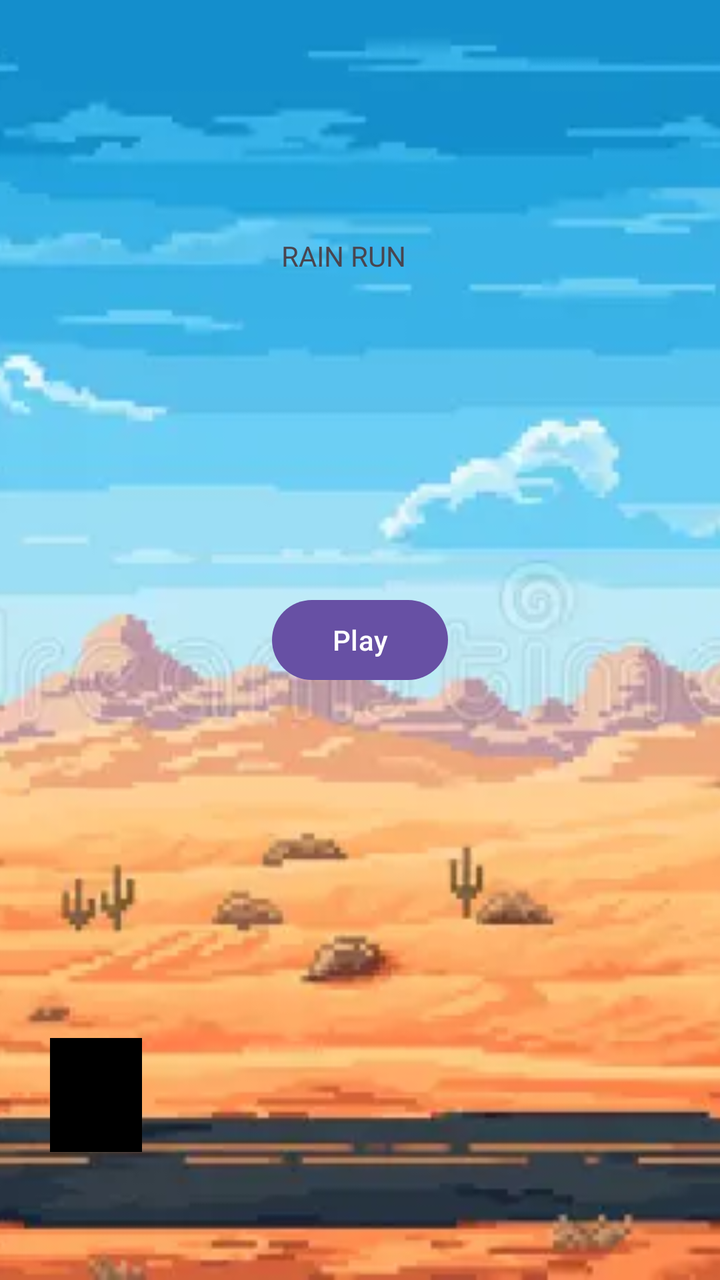
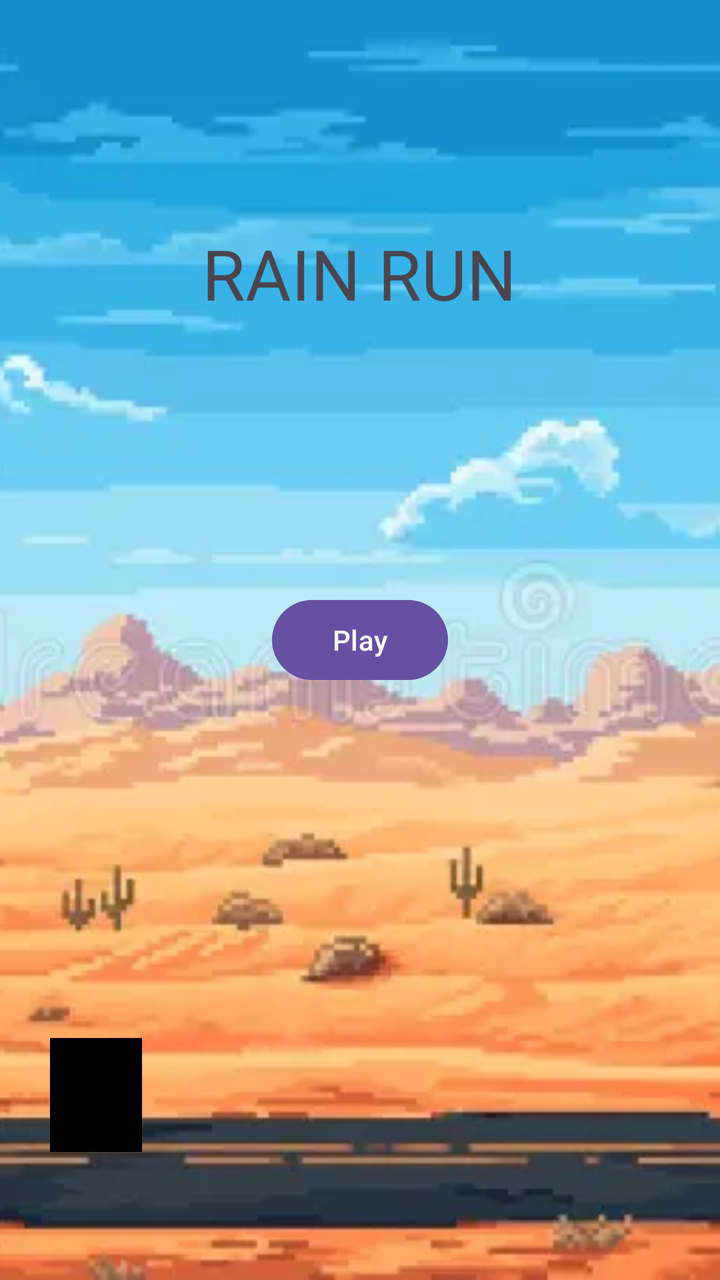

An Android layout rendered at two revisions. The XML below is the earlier revision; the diff shows what the commit changed to produce the second picture.
<!-- AndroidManifest.xml: application theme Theme.RainRun -->
<!-- res/layout/activity_main.xml -->
<?xml version="1.0" encoding="utf-8"?>
<androidx.constraintlayout.widget.ConstraintLayout xmlns:android="http://schemas.android.com/apk/res/android"
    xmlns:app="http://schemas.android.com/apk/res-auto"
    xmlns:tools="http://schemas.android.com/tools"
    android:id="@+id/main"
    android:layout_width="match_parent"
    android:layout_height="match_parent"
    tools:context=".MainActivity">

    <ImageView
        android:id="@+id/imageView"
        android:layout_width="match_parent"
        android:layout_height="match_parent"
        android:scaleType="centerCrop"
        app:layout_constraintBottom_toBottomOf="parent"
        app:layout_constraintEnd_toEndOf="parent"
        app:layout_constraintHorizontal_bias="0.0"
        app:layout_constraintStart_toStartOf="parent"
        app:layout_constraintTop_toTopOf="parent"
        app:layout_constraintVertical_bias="0.0"
        app:srcCompat="@drawable/desrt" />

    <Button
        android:id="@+id/button2"
        android:layout_width="wrap_content"
        android:layout_height="wrap_content"
        android:text="Play"
        app:layout_constraintBottom_toBottomOf="parent"
        app:layout_constraintEnd_toEndOf="parent"
        app:layout_constraintStart_toStartOf="parent"
        app:layout_constraintTop_toTopOf="parent" />

    <TextView
        android:id="@+id/textView"
        android:layout_width="78dp"
        android:layout_height="20dp"
        android:text="RAIN RUN"
        app:layout_constraintBottom_toBottomOf="parent"
        app:layout_constraintEnd_toEndOf="parent"
        app:layout_constraintHorizontal_bias="0.499"
        app:layout_constraintStart_toStartOf="parent"
        app:layout_constraintTop_toTopOf="parent"
        app:layout_constraintVertical_bias="0.191" />

    <View
        android:id="@+id/view"
        android:layout_width="46dp"
        android:layout_height="57dp"
        android:layout_marginStart="25dp"
        android:background="@color/black"
        app:layout_constraintStart_toStartOf="parent"
        app:layout_constraintBottom_toTopOf="@id/guideline3" />

    <androidx.constraintlayout.widget.Guideline
        android:id="@+id/guideline3"
        android:layout_width="wrap_content"
        android:layout_height="wrap_content"
        android:orientation="horizontal"
        app:layout_constraintGuide_percent="0.9"/>
</androidx.constraintlayout.widget.ConstraintLayout>
<!-- resources referenced by this layout -->
<resources>
  <color name="black">#FF000000</color>
  <!-- drawable desrt: jpg bitmap (drawable, 326881 bytes) -->
  <style name="Theme.RainRun" parent="Base.Theme.RainRun" />
  <style name="Base.Theme.RainRun" parent="Theme.Material3.DayNight.NoActionBar">
          
          
      </style>
</resources>

<!-- the commit's change to res/layout/activity_main.xml (unified diff, before → after) -->
@@ -12,6 +12,7 @@
         android:layout_width="match_parent"
         android:layout_height="match_parent"
         android:scaleType="centerCrop"
+        android:clickable="true"
         app:layout_constraintBottom_toBottomOf="parent"
         app:layout_constraintEnd_toEndOf="parent"
         app:layout_constraintHorizontal_bias="0.0"
@@ -32,8 +33,9 @@
 
     <TextView
         android:id="@+id/textView"
-        android:layout_width="78dp"
-        android:layout_height="20dp"
+        android:layout_width="wrap_content"
+        android:layout_height="wrap_content"
+        android:textSize="35dp"
         android:text="RAIN RUN"
         app:layout_constraintBottom_toBottomOf="parent"
         app:layout_constraintEnd_toEndOf="parent"
